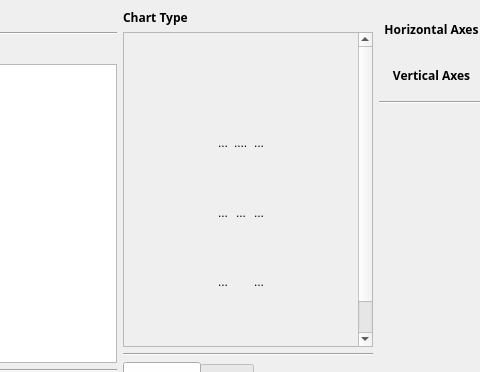
Before: the Qt Designer form views/UI_DataVisualizationWin.ui in kingry1/GraduationProject-Data-Visualization-System, drawn with Qt 5; both pictures show x 117 to 597 and y 0 to 372 of the 1024 by 768 pixel window.
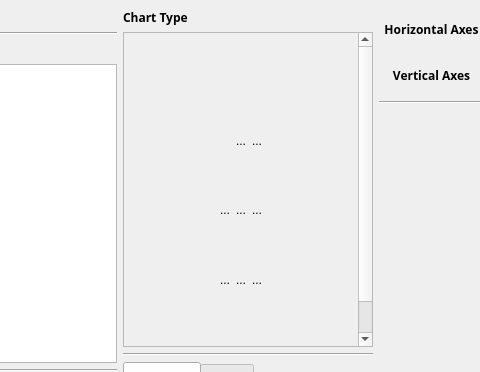
After: the same form once the commit is applied. Icons and pictures are not drawn. Custom widgets are drawn as their Qt base class.

What changed in the file:
```diff
--- a/views/UI_DataVisualizationWin.ui
+++ b/views/UI_DataVisualizationWin.ui
@@ -280,9 +280,21 @@
                       </widget>
                      </item>
                      <item row="1" column="0" alignment="Qt::AlignHCenter">
-                      <widget class="ClickableLabel" name="label_10">
+                      <widget class="ClickableLabel" name="label_bar_chart">
+                       <property name="maximumSize">
+                        <size>
+                         <width>60</width>
+                         <height>60</height>
+                        </size>
+                       </property>
                        <property name="text">
-                        <string>...</string>
+                        <string/>
+                       </property>
+                       <property name="pixmap">
+                        <pixmap>icon/bar_chart.png</pixmap>
+                       </property>
+                       <property name="scaledContents">
+                        <bool>true</bool>
                        </property>
                       </widget>
                      </item>
@@ -381,7 +393,7 @@
                      <item row="1" column="1" alignment="Qt::AlignHCenter">
                       <widget class="ClickableLabel" name="label_14">
                        <property name="text">
-                        <string>....</string>
+                        <string>...</string>
                        </property>
                       </widget>
                      </item>
@@ -392,6 +404,13 @@
                        </property>
                       </widget>
                      </item>
+                     <item row="3" column="1" alignment="Qt::AlignHCenter">
+                      <widget class="QLabel" name="label">
+                       <property name="text">
+                        <string>...</string>
+                       </property>
+                      </widget>
+                     </item>
                     </layout>
                    </item>
                   </layout>
```
Left out of the diff: 142 changed lines with no effect on the pictures.
